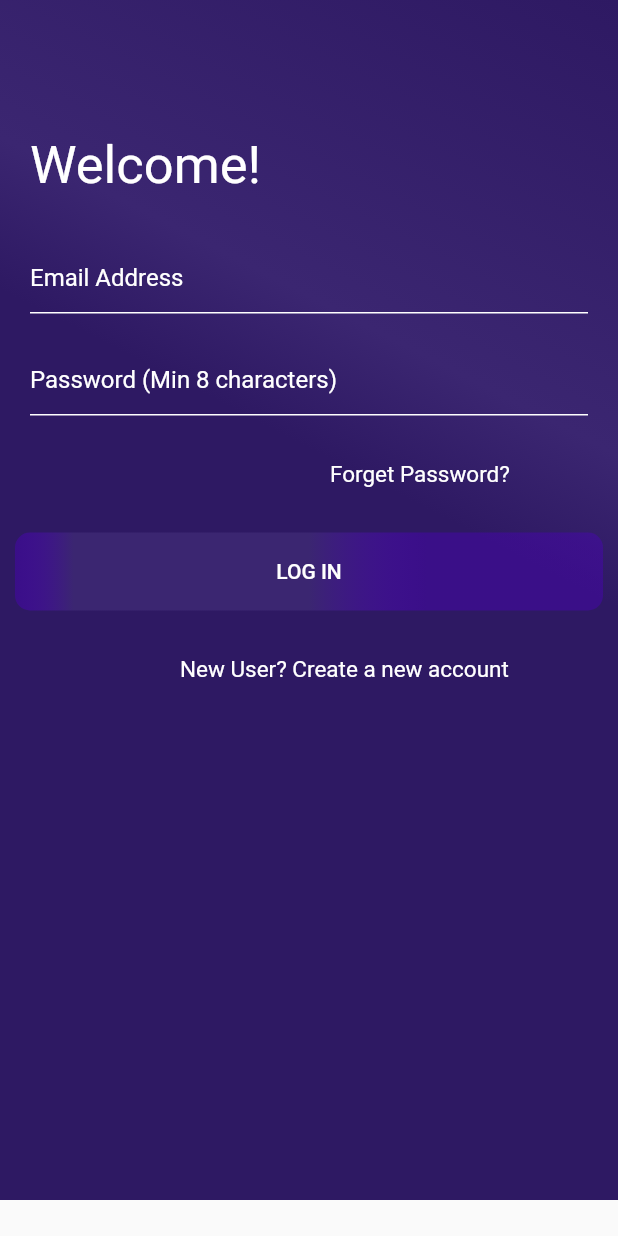
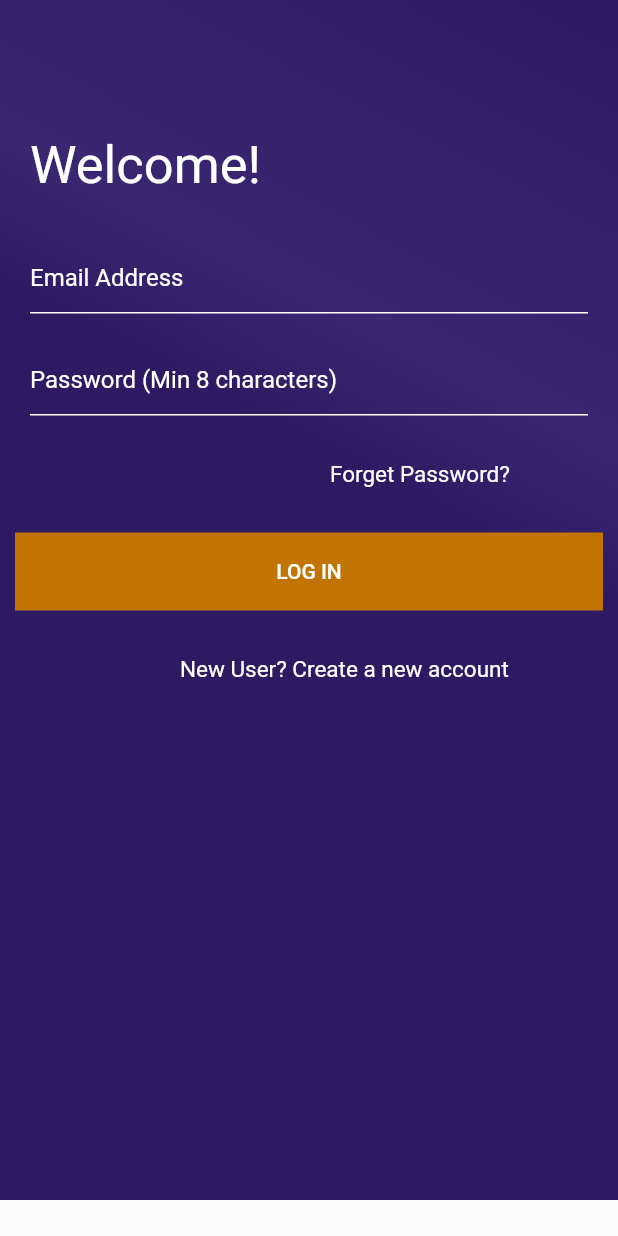
Before and after one commit to sterlingking1990/HaggleXProject, a Flutter app: the LoginPage screen opened directly, on a phone screen of 412 x 824 dp. Run offline on Flutter 3.47's test engine with Material 2 defaults, Android fonts, the phone set to English and light mode, and no system bars; our stand-ins replace graphql_flutter, hive, rxdart; accounts and stored records are empty; generated files the repository leaves out were written again; network calls fail.

Commit message:
change color for button

```diff
--- a/lib/ui/login.dart
+++ b/lib/ui/login.dart
@@ -114,21 +114,7 @@ class LoginPageState extends State<LoginPage> {
                           child: Container(
                             width: MediaQuery.of(context).size.width,
                             height: 52,
-                            decoration: BoxDecoration(
-                              borderRadius: BorderRadius.circular(10),
-                              gradient: LinearGradient(
-                                colors: [
-                                  Color(0x6A4B00BC),
-                                  Color(0xFF3B2671),
-                                  Color(0xFF3B2671),
-                                  Color(0x6A4B00BC),
-                                ],
-                                begin: Alignment.topRight,
-                                end: Alignment.topLeft,
-                                stops: [0.3, 0.5, 0.9, 1],
-                                tileMode: TileMode.clamp,
-                              ),
-                            ),
+                            decoration: BoxDecoration(color: Color(0xFFC17500)),
                             child: FlatButton(
                               child: Text(
                                 'LOG IN',
```
